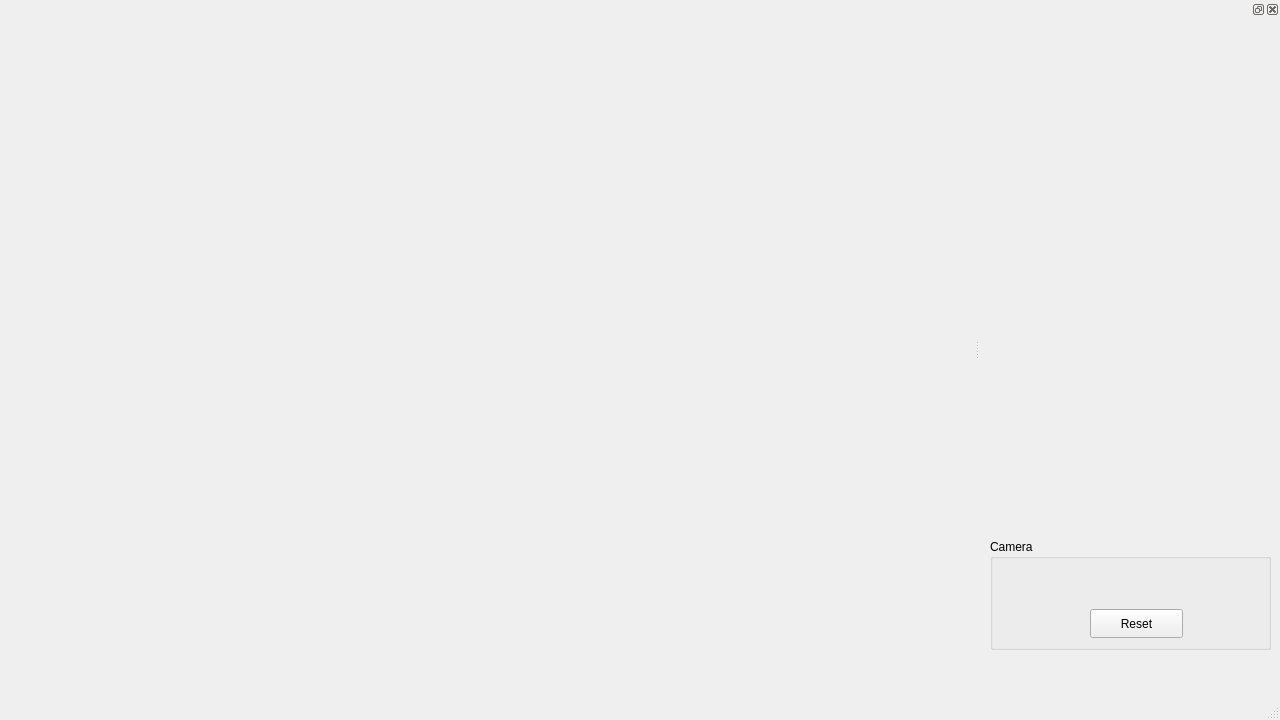
Qt form HairSimulation/ui/mainwindow.ui (ihoung/HairStrandSimulation) before a commit.
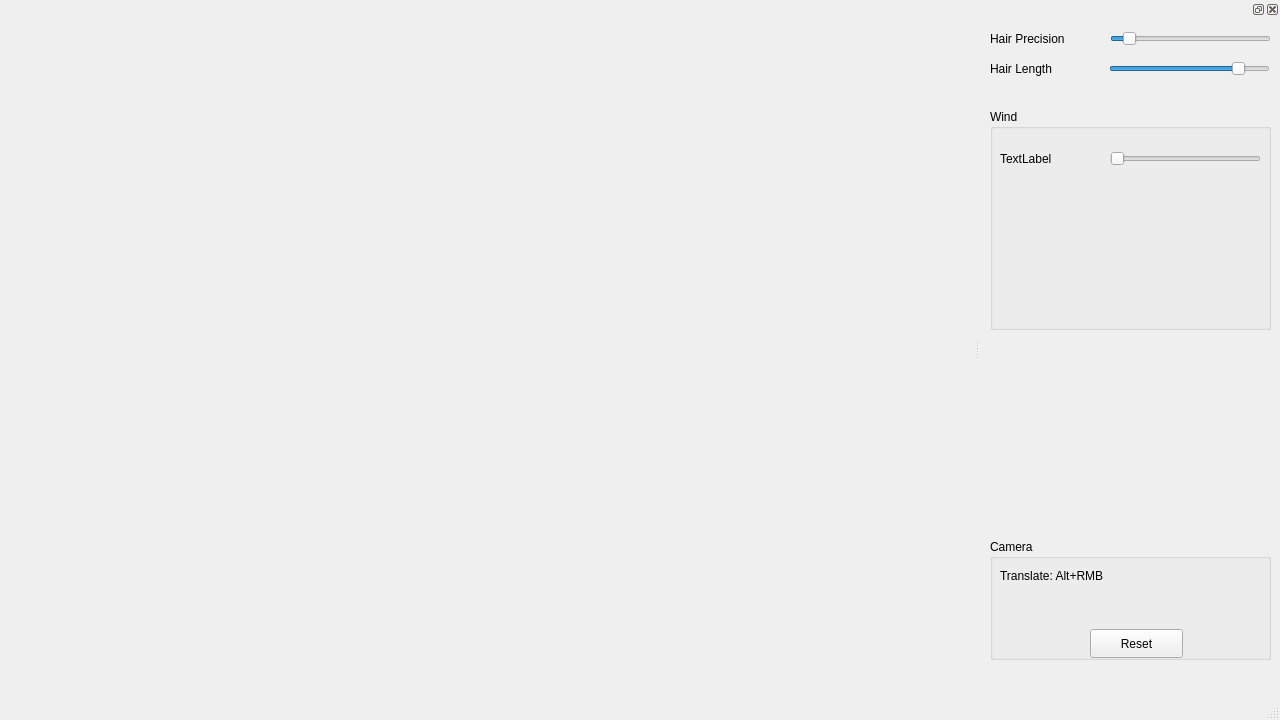
The same form after that commit.

Commit message: fix issue about hair drawing

```diff
--- a/HairSimulation/ui/mainwindow.ui
+++ b/HairSimulation/ui/mainwindow.ui
@@ -68,7 +68,7 @@
        <x>10</x>
        <y>520</y>
        <width>281</width>
-       <height>111</height>
+       <height>121</height>
       </rect>
      </property>
      <property name="locale">
@@ -81,13 +81,162 @@
       <property name="geometry">
        <rect>
         <x>100</x>
-        <y>70</y>
+        <y>90</y>
         <width>93</width>
         <height>29</height>
        </rect>
       </property>
+      <property name="layoutDirection">
+       <enum>Qt::LeftToRight</enum>
+      </property>
       <property name="text">
        <string>Reset</string>
+      </property>
+     </widget>
+     <widget class="QLabel" name="label">
+      <property name="geometry">
+       <rect>
+        <x>10</x>
+        <y>30</y>
+        <width>261</width>
+        <height>31</height>
+       </rect>
+      </property>
+      <property name="text">
+       <string>Translate: Alt+RMB</string>
+      </property>
+      <property name="alignment">
+       <set>Qt::AlignLeading|Qt::AlignLeft|Qt::AlignTop</set>
+      </property>
+     </widget>
+    </widget>
+    <widget class="QSlider" name="m_hairPrecisionSlider">
+     <property name="geometry">
+      <rect>
+       <x>130</x>
+       <y>10</y>
+       <width>161</width>
+       <height>20</height>
+      </rect>
+     </property>
+     <property name="sizePolicy">
+      <sizepolicy hsizetype="Preferred" vsizetype="Fixed">
+       <horstretch>0</horstretch>
+       <verstretch>0</verstretch>
+      </sizepolicy>
+     </property>
+     <property name="contextMenuPolicy">
+      <enum>Qt::DefaultContextMenu</enum>
+     </property>
+     <property name="minimum">
+      <number>2</number>
+     </property>
+     <property name="singleStep">
+      <number>1</number>
+     </property>
+     <property name="pageStep">
+      <number>5</number>
+     </property>
+     <property name="value">
+      <number>10</number>
+     </property>
+     <property name="orientation">
+      <enum>Qt::Horizontal</enum>
+     </property>
+     <property name="tickPosition">
+      <enum>QSlider::NoTicks</enum>
+     </property>
+    </widget>
+    <widget class="QLabel" name="label_2">
+     <property name="geometry">
+      <rect>
+       <x>10</x>
+       <y>10</y>
+       <width>91</width>
+       <height>20</height>
+      </rect>
+     </property>
+     <property name="text">
+      <string>Hair Precision</string>
+     </property>
+    </widget>
+    <widget class="QLabel" name="label_3">
+     <property name="geometry">
+      <rect>
+       <x>10</x>
+       <y>40</y>
+       <width>91</width>
+       <height>20</height>
+      </rect>
+     </property>
+     <property name="text">
+      <string>Hair Length</string>
+     </property>
+    </widget>
+    <widget class="QSlider" name="m_hairLengthSlider">
+     <property name="geometry">
+      <rect>
+       <x>129</x>
+       <y>40</y>
+       <width>161</width>
+       <height>20</height>
+      </rect>
+     </property>
+     <property name="minimum">
+      <number>0</number>
+     </property>
+     <property name="maximum">
+      <number>300</number>
+     </property>
+     <property name="singleStep">
+      <number>1</number>
+     </property>
+     <property name="pageStep">
+      <number>10</number>
+     </property>
+     <property name="sliderPosition">
+      <number>250</number>
+     </property>
+     <property name="orientation">
+      <enum>Qt::Horizontal</enum>
+     </property>
+    </widget>
+    <widget class="QGroupBox" name="groupBox_2">
+     <property name="geometry">
+      <rect>
+       <x>10</x>
+       <y>90</y>
+       <width>281</width>
+       <height>221</height>
+      </rect>
+     </property>
+     <property name="title">
+      <string>Wind</string>
+     </property>
+     <widget class="QLabel" name="label_4">
+      <property name="geometry">
+       <rect>
+        <x>10</x>
+        <y>40</y>
+        <width>81</width>
+        <height>20</height>
+       </rect>
+      </property>
+      <property name="text">
+       <string>TextLabel</string>
+      </property>
+     </widget>
+     <widget class="QSlider" name="horizontalSlider">
+      <property name="geometry">
+       <rect>
+        <x>120</x>
+        <y>40</y>
+        <width>151</width>
+        <height>20</height>
+       </rect>
+      </property>
+      <property name="orientation">
+       <enum>Qt::Horizontal</enum>
       </property>
      </widget>
     </widget>
```
Left out of the diff: 2 changed lines with no effect on the pictures. The commit also changes 6 other files.
